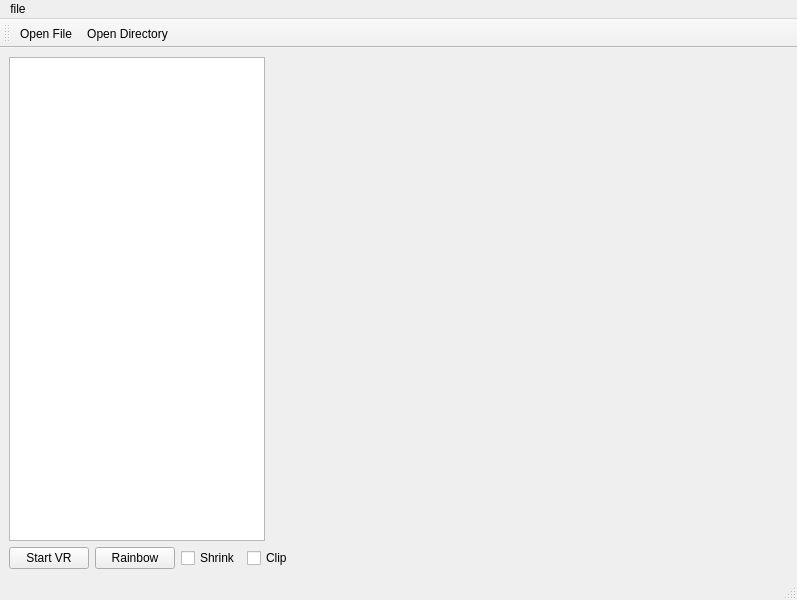
Qt form testProject/mainwindow.ui (izzyzandi/2022_GROUP_5) before a commit.
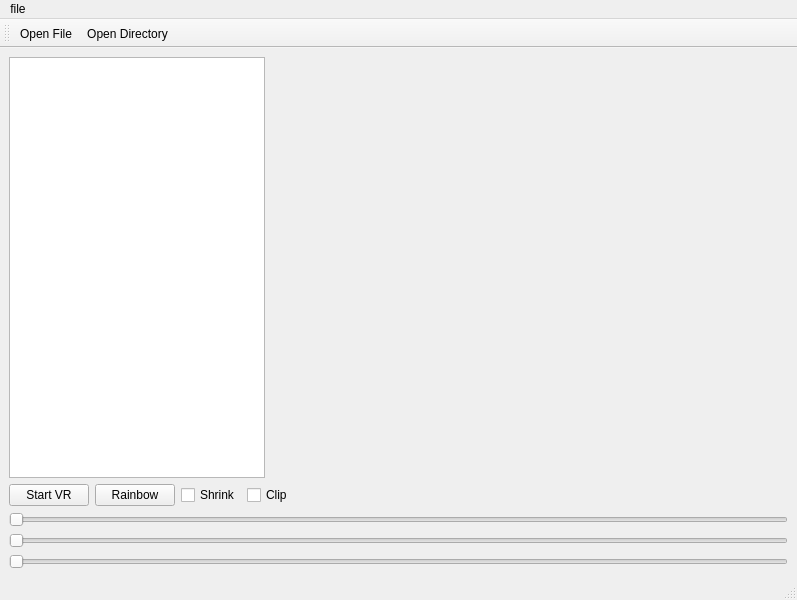
The same form after that commit. Icons and pictures are not drawn. Custom widgets are drawn as their Qt base class.

```diff
--- a/testProject/mainwindow.ui
+++ b/testProject/mainwindow.ui
@@ -90,6 +90,27 @@
       </item>
      </layout>
     </item>
+    <item>
+     <widget class="QSlider" name="XSlider">
+      <property name="orientation">
+       <enum>Qt::Horizontal</enum>
+      </property>
+     </widget>
+    </item>
+    <item>
+     <widget class="QSlider" name="YSlider">
+      <property name="orientation">
+       <enum>Qt::Horizontal</enum>
+      </property>
+     </widget>
+    </item>
+    <item>
+     <widget class="QSlider" name="ZSlider">
+      <property name="orientation">
+       <enum>Qt::Horizontal</enum>
+      </property>
+     </widget>
+    </item>
    </layout>
   </widget>
   <widget class="QMenuBar" name="menubar">
```
